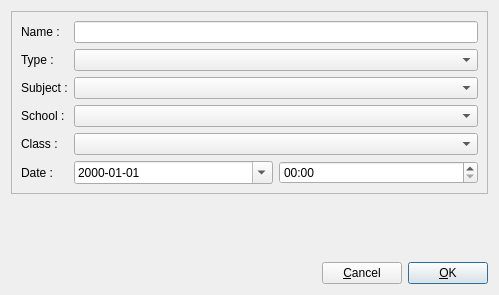
This is TeacherHelper/src/editAssessmentForm.ui in jeremydumais/TeacherHelper as Qt 5 draws it before an edit. The edited form follows.
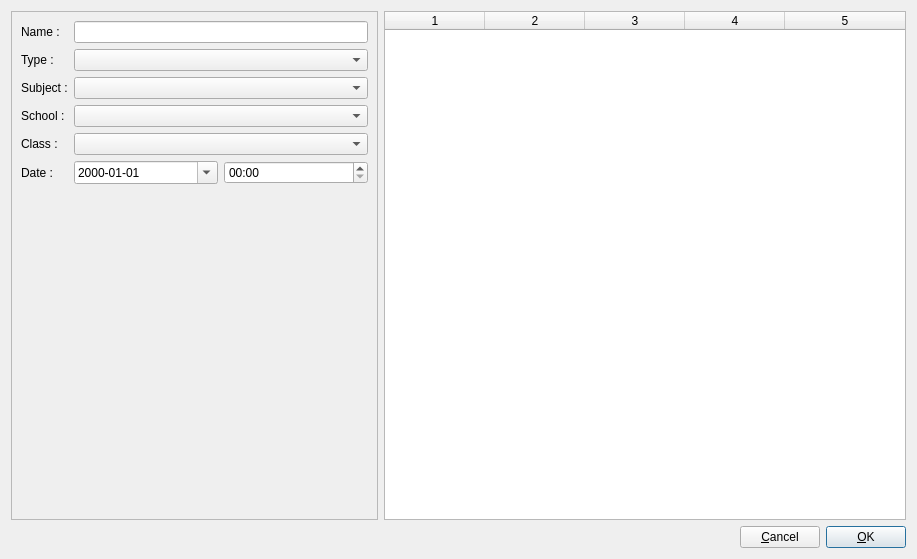
This is the edited form. Icons and pictures are not drawn.

Commit message: Work on the assessment form to add and edit results.

Diff of the .ui file:
```diff
--- a/TeacherHelper/src/editAssessmentForm.ui
+++ b/TeacherHelper/src/editAssessmentForm.ui
@@ -6,8 +6,8 @@
    <rect>
     <x>0</x>
     <y>0</y>
-    <width>499</width>
-    <height>295</height>
+    <width>917</width>
+    <height>559</height>
    </rect>
   </property>
   <property name="windowTitle">
@@ -20,6 +20,12 @@
       <layout class="QHBoxLayout" name="horizontalLayout">
        <item>
         <widget class="QFrame" name="frame">
+         <property name="maximumSize">
+          <size>
+           <width>367</width>
+           <height>16777215</height>
+          </size>
+         </property>
          <property name="frameShape">
           <enum>QFrame::StyledPanel</enum>
          </property>
@@ -111,21 +117,29 @@
          </layout>
         </widget>
        </item>
+       <item>
+        <widget class="QTableWidget" name="tableWidgetResults">
+         <property name="selectionMode">
+          <enum>QAbstractItemView::SingleSelection</enum>
+         </property>
+         <property name="columnCount">
+          <number>5</number>
+         </property>
+         <attribute name="horizontalHeaderStretchLastSection">
+          <bool>true</bool>
+         </attribute>
+         <attribute name="verticalHeaderVisible">
+          <bool>false</bool>
+         </attribute>
+         <column/>
+         <column/>
+         <column/>
+         <column/>
+         <column/>
+        </widget>
+       </item>
       </layout>
      </item>
-     <item>
-      <spacer name="verticalSpacer">
-       <property name="orientation">
-        <enum>Qt::Vertical</enum>
-       </property>
-       <property name="sizeHint" stdset="0">
-        <size>
-         <width>20</width>
-         <height>40</height>
-        </size>
-       </property>
-      </spacer>
-     </item>
      <item>
       <layout class="QHBoxLayout" name="horizontalLayout_2">
        <item>
```
The commit also changes 8 other files.
